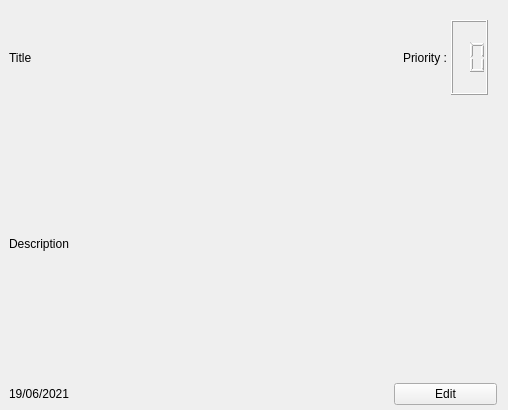
Above: include/TaskWidget.ui from Ola-jed/QTodo before the change. Below: the same form after it.
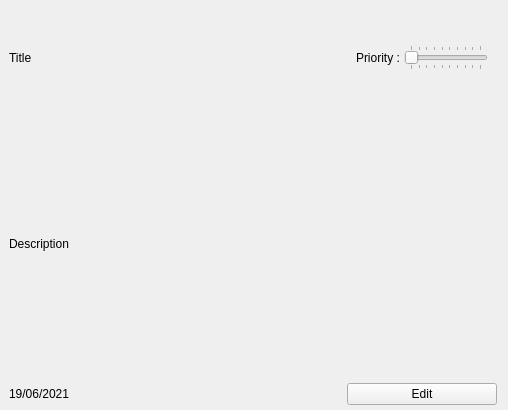
That is the form after the change. Icons and pictures are not drawn.

```diff
--- a/include/TaskWidget.ui
+++ b/include/TaskWidget.ui
@@ -59,15 +59,27 @@
        </widget>
       </item>
       <item>
-       <widget class="QLCDNumber" name="priorityScreen">
-        <property name="smallDecimalPoint">
+       <widget class="QSlider" name="prioritySlider">
+        <property name="enabled">
          <bool>false</bool>
         </property>
-        <property name="digitCount">
+        <property name="minimum">
+         <number>1</number>
+        </property>
+        <property name="maximum">
+         <number>10</number>
+        </property>
+        <property name="pageStep">
          <number>2</number>
         </property>
-        <property name="segmentStyle">
-         <enum>QLCDNumber::Outline</enum>
+        <property name="orientation">
+         <enum>Qt::Horizontal</enum>
+        </property>
+        <property name="tickPosition">
+         <enum>QSlider::TicksBothSides</enum>
+        </property>
+        <property name="tickInterval">
+         <number>1</number>
         </property>
        </widget>
       </item>
```
